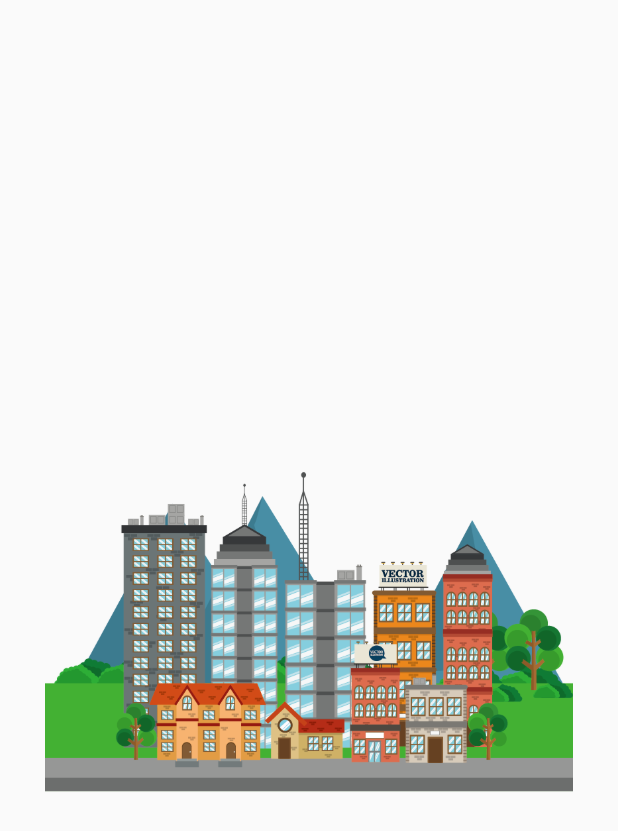
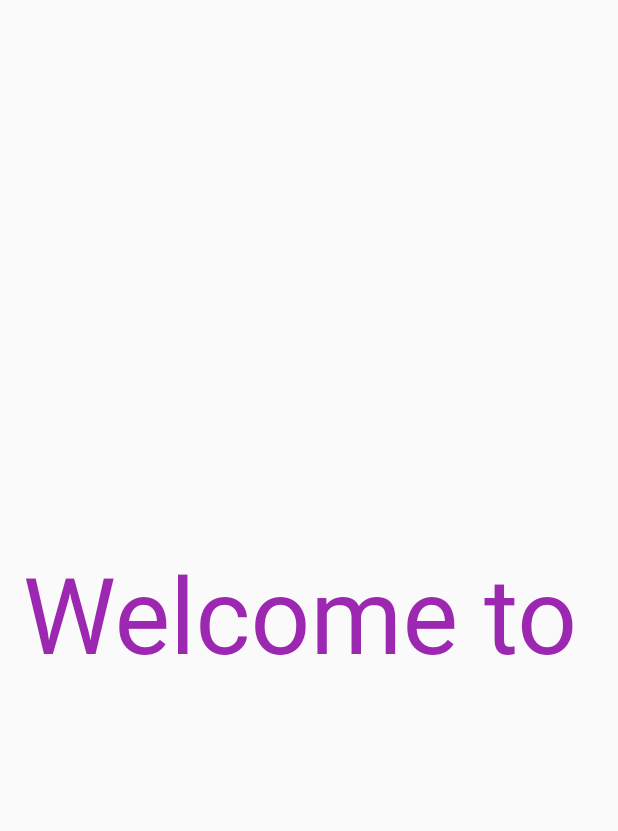
Before and after one commit to alberto-contreras/flatfriendsApp, a Flutter app: the Splash screen opened by its route, on a phone screen of 412 x 824 dp. Shown: the top 831 px of the screen. Run offline on Flutter 3.47's test engine with Material 2 defaults, Android fonts, the phone set to English and light mode, and no system bars; our stand-ins replace animated_text_kit; Roboto replaces fonts that are missing (Horizon).

```diff
--- a/lib/globalData/sharedData.dart
+++ b/lib/globalData/sharedData.dart
@@ -8,7 +8,7 @@ class SharedData {
   UserModel infoUser;
   FlatModel infoFlat;
   String token;
-  String apiUrl = 'http://10.0.2.2:3703';
+  String apiUrl = 'http://localhost:3703';
   String urlUser;
   String urlFlat;
 
--- a/lib/pages/register_flat_page.dart
+++ b/lib/pages/register_flat_page.dart
@@ -1,7 +1,5 @@
 import 'package:flatfriendsapp/models/Flat.dart';
-import 'package:flatfriendsapp/models/User.dart';
 import 'package:flatfriendsapp/services/flatService.dart';
-import 'package:flatfriendsapp/services/userService.dart';
 import 'package:flutter/material.dart';
 
 class RegisterFlat extends StatefulWidget {
@@ -148,7 +146,7 @@ class _RegisterFlat extends State<RegisterFlat> {
         flat.setFull(false);
         flat.setMaxPersons(int.parse(maxPersonsController.text));
         flat.setLocation(latitudeController.text, longitudeController.text);
-        print("latitude: " + flat.getLocation()[0].latitude + ", longitude: " + flat.getLocation()[0].longitude);
+        print("latitude: " + flat.getLocation().getLatitude() + ", longitude: " + flat.getLocation().getLongitude());
         int res = await flatService.registerFlat(flat);
         print(res);
         if (res == 0) {
--- a/lib/pages/splash_page.dart
+++ b/lib/pages/splash_page.dart
@@ -1,21 +1,45 @@
 import 'dart:async';
-
+import 'package:animated_text_kit/animated_text_kit.dart';
 import 'package:flutter/material.dart';
 
 class Splash extends StatelessWidget {
 
   Widget build(BuildContext context) {
-    new Future.delayed(const Duration(seconds: 2), () {
+    new Future.delayed(const Duration(seconds: 5), () {
       Navigator.pushReplacementNamed(context, '/login');
     });
 
     return Scaffold(
       body: Container(
-        margin: const EdgeInsets.all(30),
+        color: Color.fromRGBO(100, 100, 100, 0),
           child: Column(
             mainAxisAlignment: MainAxisAlignment.center,
             children: <Widget>[
-              Image(image: AssetImage('graphics/splashlogo.png'))
+              //Image(image: AssetImage('graphics/splashlogo.png'))
+            SizedBox(
+            width: 400.0,
+            child: ColorizeAnimatedTextKit(
+                onTap: () {
+                  print("Tap Event");
+                },
+                text: [
+                  "Welcome to",
+                  "Flat&Friends"
+                ],
+                textStyle: TextStyle(
+                    fontSize: 70.0,
+                    fontFamily: "Horizon"
+                ),
+                colors: [
+                  Colors.purple,
+                  Colors.blue,
+                  Colors.yellow,
+                  Colors.red,
+                ],
+                textAlign: TextAlign.center,
+                alignment: AlignmentDirectional.center // or Alignment.topLeft
+            ),
+          )
             ],
           ),
       ),
--- a/lib/services/flatService.dart
+++ b/lib/services/flatService.dart
@@ -1,6 +1,5 @@
 import 'package:flatfriendsapp/globalData/sharedData.dart';
 import 'package:flatfriendsapp/models/Flat.dart';
-import 'package:flatfriendsapp/models/User.dart';
 import 'package:http/http.dart'as http;
 import 'dart:convert';
 
@@ -21,7 +20,10 @@ class FlatService {
         'description': flatToAdd.getDescription(),
         'full': flatToAdd.getFull(),
         'maxPersons': flatToAdd.getMaxPersons(),
-        'location': flatToAdd.getLocation()
+        'location': {
+          'latitude': flatToAdd.getLocation().getLatitude(),
+          'longitude': flatToAdd.getLocation().getLongitude()
+        },
       }),
           headers: {"accept": "application/json", "content-type": "application/json"});
       if (response.statusCode == 404) {
--- a/pubspec.yaml
+++ b/pubspec.yaml
@@ -20,6 +20,7 @@ dependencies:
   flutter:
     sdk: flutter
   http: ^0.12.0+4
+  animated_text_kit: ^2.0.0
 
 
   # The following adds the Cupertino Icons font to your application.
```
Also changed, not shown: lib/models/Flat.dart (+8 -14 lines), lib/models/Location.dart (added, +14 -0 lines), pubspec.lock.
